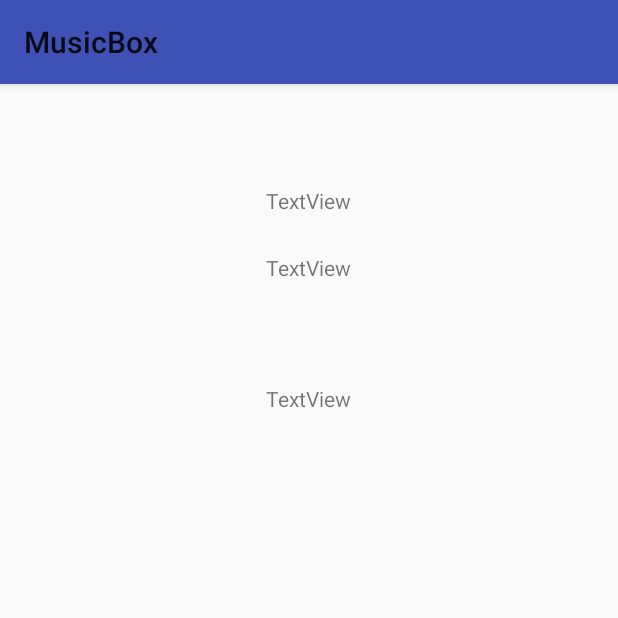
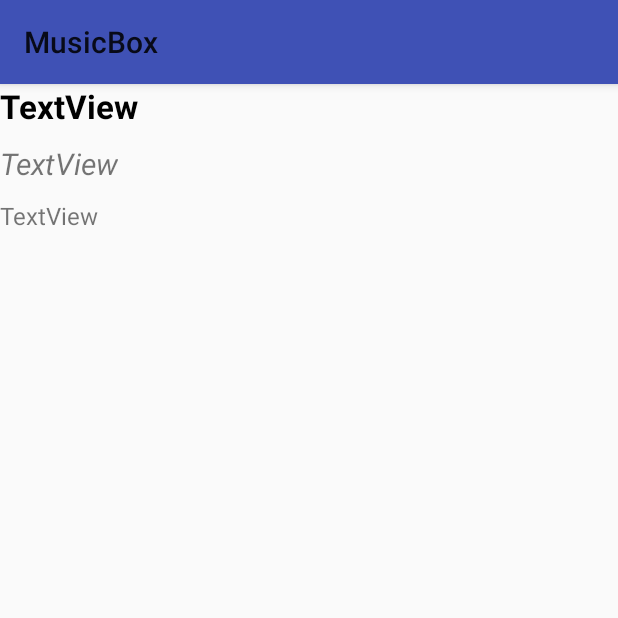
Before and after one commit to pdelmonte/MusicBox, an Android app: the SongDetailActivity screen opened directly, with no data from a screen before it, on a phone screen of 412 x 824 dp, the top half of it. Run offline under Robolectric (Android 15) with nearby library versions, the phone set to English and light mode, and no system bars; 3 statements that could not run were skipped.

Commit message:
Cleaned the notification activity layout and finalized it's functonality

```diff
--- a/app/src/main/java/org/bts/android/musicbox/Item.java
+++ b/app/src/main/java/org/bts/android/musicbox/Item.java
@@ -43,11 +43,7 @@ public class Item {
 
     @Override
     public String toString() {
-        final StringBuilder sb = new StringBuilder("Item{");
-        sb.append("mImagePath='").append(mPath).append('\'');
-        sb.append(", mTitle='").append(mTitle).append('\'');
-        sb.append(", mBody='");
-        sb.append('}');
+        final StringBuilder sb = new StringBuilder("Current Song Playing: ").append(mTitle);
 
         return sb.toString();
     }
--- a/app/src/main/res/layout/activity_song_detail.xml
+++ b/app/src/main/res/layout/activity_song_detail.xml
@@ -6,32 +6,39 @@
     android:layout_height="match_parent"
     tools:context="org.bts.android.musicbox.SongDetailActivity">
 
+    <LinearLayout
+        android:layout_width="match_parent"
+        android:layout_height="match_parent"
+        android:layout_centerHorizontal="true"
+        android:layout_centerVertical="true"
+        android:orientation="vertical">
+
         <TextView
             android:id="@+id/tv_song_title"
             android:layout_width="wrap_content"
             android:layout_height="wrap_content"
-        android:layout_alignParentTop="true"
-        android:layout_centerHorizontal="true"
-        android:layout_marginTop="68dp"
-        android:text="TextView" />
+            android:text="TextView"
+            android:textColor="@android:color/black"
+            android:textSize="22dp"
+            android:textStyle="bold" />
+
+        <TextView
+            android:id="@+id/tv_song_country"
+            android:layout_width="wrap_content"
+            android:layout_height="wrap_content"
+            android:text="TextView"
+            android:layout_marginTop="10dp"
+            android:textSize="20dp"
+            android:textStyle="italic" />
 
         <TextView
             android:id="@+id/tv_song_description"
             android:layout_width="wrap_content"
             android:layout_height="wrap_content"
-        android:layout_alignEnd="@+id/tv_song_country"
-        android:layout_alignRight="@+id/tv_song_country"
-        android:layout_below="@+id/tv_song_country"
-        android:layout_marginTop="68dp"
-        android:text="TextView" />
+            android:text="TextView"
+            android:layout_marginTop="10dp"
+            android:textSize="16dp" />
 
-    <TextView
-        android:id="@+id/tv_song_country"
-        android:layout_width="wrap_content"
-        android:layout_height="wrap_content"
-        android:layout_alignEnd="@+id/tv_song_title"
-        android:layout_alignRight="@+id/tv_song_title"
-        android:layout_below="@+id/tv_song_title"
-        android:layout_marginTop="25dp"
-        android:text="TextView" />
+    </LinearLayout>
+
 </RelativeLayout>
```
Lines whose indentation alone changed are shown as unchanged.
